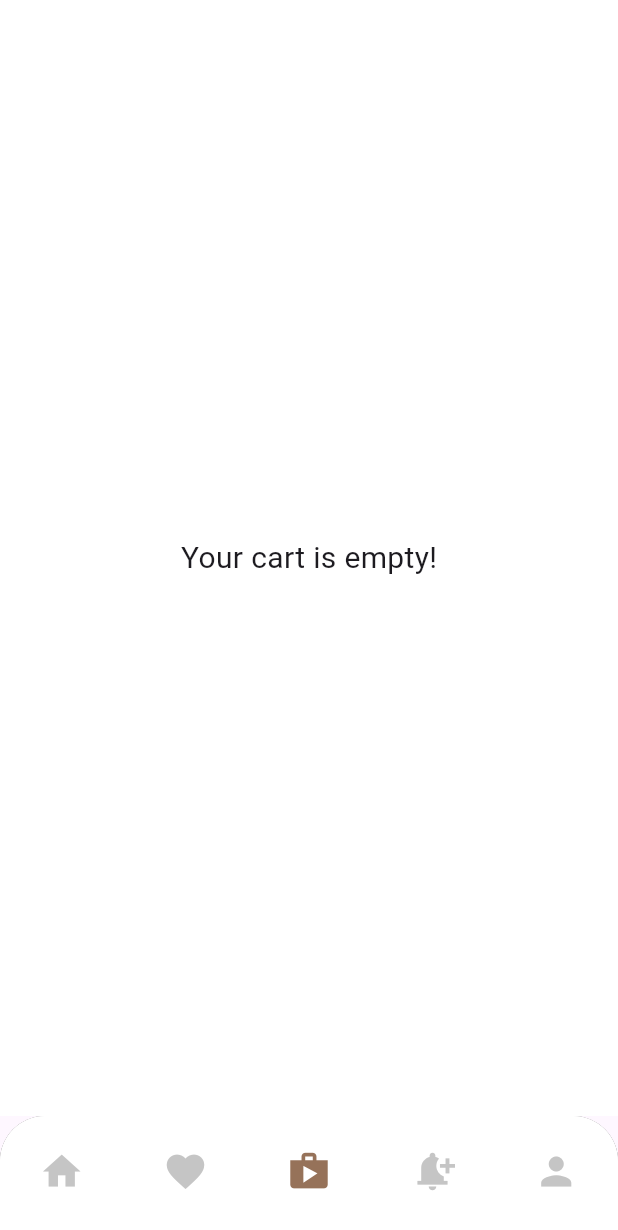
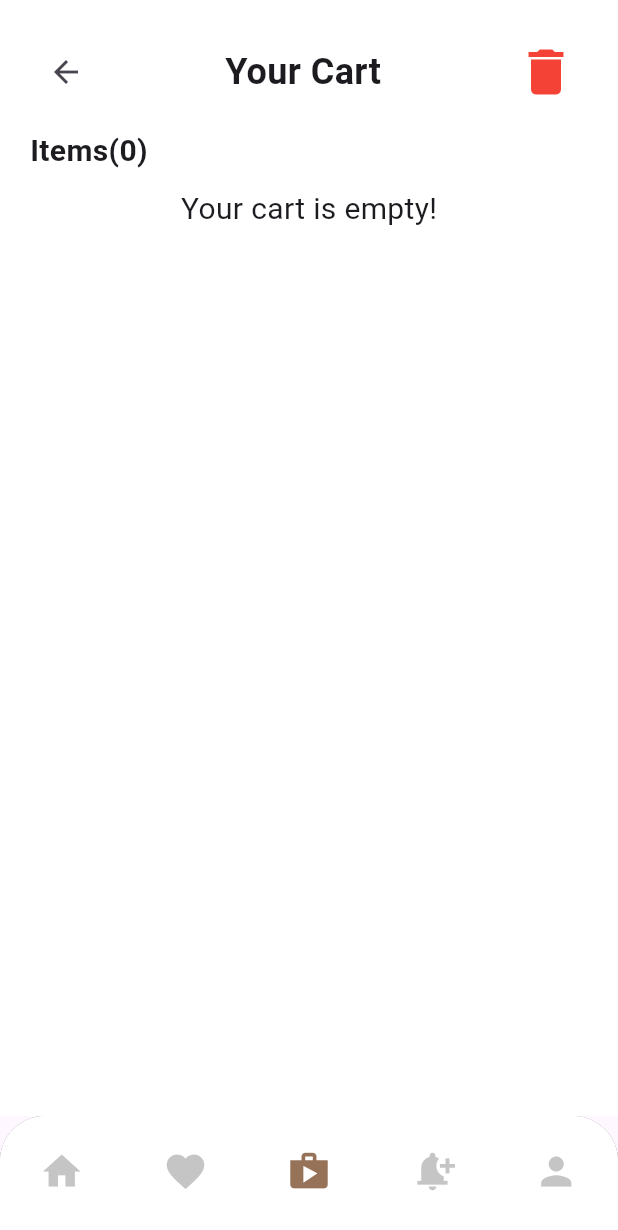
Before and after one commit to CSI-Trainee-2024/Task5_prince2331048, a Flutter app: the screen it shows after launch, item 3 of the bottom bar chosen, on a phone screen of 412 x 824 dp. Shown: the top 1230 px of the screen. Run offline on Flutter 3.47's test engine with Material 3 defaults, Android fonts, the phone set to English and light mode, and no system bars; network calls fail.

Commit message:
item_count in cart

```diff
--- a/coffee_app_v2/lib/AddToCart.dart
+++ b/coffee_app_v2/lib/AddToCart.dart
@@ -1,4 +1,3 @@
-import 'package:coffee_app_v2/home_screen.dart';
 import 'package:flutter/material.dart';
 import 'coffeee_class.dart';
 
@@ -31,16 +30,28 @@ class _AddtocartState extends State<Addtocart> {
     });
   }
 
+  void _incrementQuantity(int index) {
+    setState(() {
+      widget.cartItems[index].quantity++;
+    });
+  }
+
+  void _decrementQuantity(int index) {
+    setState(() {
+      if (widget.cartItems[index].quantity > 1) {
+        widget.cartItems[index].quantity--;
+      }
+    });
+  }
+
+
+
   @override
   Widget build(BuildContext context) {
     return Scaffold(
       backgroundColor: Colors.white,
-    body: widget.cartItems.isEmpty
-        ? const Center(child: Text('Your cart is empty!', style: TextStyle(fontSize: 20)))
-        : SingleChildScrollView(
+      body: Padding(
         padding: const EdgeInsets.all(20.0),
-            child: Padding(
-              padding: const EdgeInsets.only(top: 25),
         child: Column(
           crossAxisAlignment: CrossAxisAlignment.start,
           children: [
@@ -50,37 +61,54 @@ Widget build(BuildContext context) {
                 IconButton(
                   icon: const Icon(Icons.arrow_back),
                   onPressed: () {
-    Navigator.push(
-      context,
-      MaterialPageRoute(builder: (context) => HomeScreen(onAddToCart: (Coffee ) {  },)),
-    );
+                    Navigator.pop(context);
                   },
                 ),
-
                 const Text('Your Cart', style: TextStyle(fontSize: 24, fontWeight: FontWeight.bold)),
                 IconButton(
                   iconSize: 40,
-                        icon: const Icon(Icons.delete, color: Colors.red,),
+                  icon: const Icon(Icons.delete, color: Colors.red),
                   onPressed: _removeSelectedItems,
                 ),
               ],
             ),
-                  const SizedBox(height: 20),
-                  ListView.builder(
+            const SizedBox(height: 10),
+            Text(
+              'Items(${get_total_itemcount()})', // Corrected this line
+              style: const TextStyle(
+                  fontSize: 20,
+                  fontWeight: FontWeight.bold),
+            ),
+
+            const SizedBox(height: 10),
+            widget.cartItems.isEmpty
+                ? const Center(
+                    child: Text(
+                      'Your cart is empty!',
+                      style: TextStyle(fontSize: 20),
+                    ),
+                  )
+                : Expanded(
+
+                    child: ListView.builder(
                       itemCount: widget.cartItems.length,
-                    shrinkWrap: true,
-                    physics: const NeverScrollableScrollPhysics(),
                       itemBuilder: (context, index) {
                         return buildCartCard(widget.cartItems[index], index);
                       },
                     ),
+                  ),
           ],
-              ),
         ),
       ),
     );
   }
-
+  int get_total_itemcount(){
+    int totalCount = 0;
+    for (var coffee in widget.cartItems){
+      totalCount += coffee.quantity;
+    }
+    return totalCount;
+  }
 
   Widget buildCartCard(Coffee coffee, int index) {
     return Card(
@@ -126,6 +154,24 @@ Widget build(BuildContext context) {
                   const SizedBox(height: 5),
                   Text(coffee.description, style: const TextStyle(fontSize: 10, fontWeight: FontWeight.bold)),
                   const SizedBox(height: 5),
+                  Row(
+                    mainAxisAlignment: MainAxisAlignment.spaceBetween,
+                    children: [
+                      Text("Quantity: ${coffee.quantity}", style: const TextStyle(fontSize: 14)),
+                      Row(
+                        children: [
+                          IconButton(
+                            icon: const Icon(Icons.remove),
+                            onPressed: () => _decrementQuantity(index),
+                          ),
+                          IconButton(
+                            icon: const Icon(Icons.add),
+                            onPressed: () => _incrementQuantity(index),
+                          ),
+                        ],
+                      ),
+                    ],
+                  ),
                   Text(coffee.price, style: const TextStyle(fontSize: 14)),
                 ],
               ),
--- a/coffee_app_v2/lib/coffeee_class.dart
+++ b/coffee_app_v2/lib/coffeee_class.dart
@@ -3,6 +3,17 @@ class Coffee {
   final String description;
   final String image;
   final String price;
+  int quantity; // Added quantity property
 
-  Coffee(this.name, this.description, this.image, this.price);
+  Coffee(this.name, this.description, this.image, this.price, {this.quantity = 1}); // Default quantity is 1
+
+  // Getter for quantity
+  int getQuantity() {
+    return quantity;
+  }
+
+  // Setter for quantity
+  void setQuantity(int newQuantity) {
+    quantity = newQuantity;
+  }
 }
```
Lines whose indentation alone changed are shown as unchanged.
